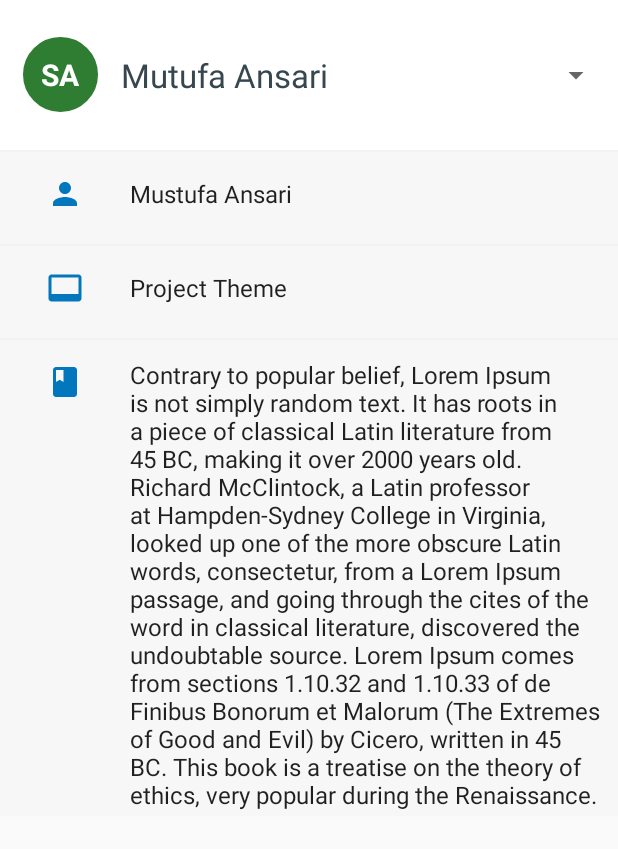
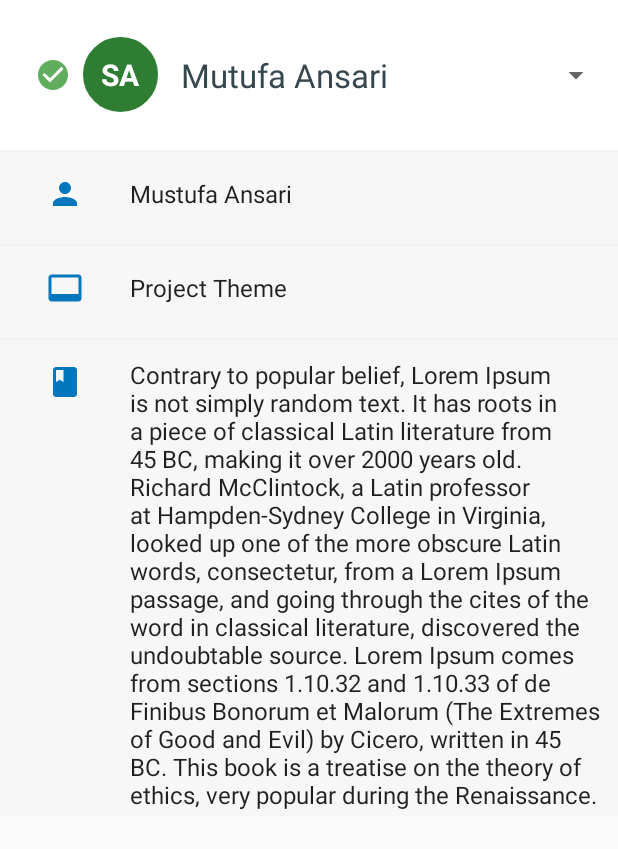
Before and after one commit to shznaqvi/ResearchDayScoringApp, an Android app: the layout list_item.xml on its own in the app's theme, with its tools: preview values and no code run, on a phone screen of 412 x 824 dp. Shown: the top 849 px of the screen. Run offline under Robolectric (Android 15) with nearby library versions, the phone set to English and light mode, and no system bars.

Commit message:
some changes

```diff
--- a/app/src/main/AndroidManifest.xml
+++ b/app/src/main/AndroidManifest.xml
@@ -13,7 +13,7 @@
         android:roundIcon="@mipmap/ic_launcher_round"
         android:supportsRtl="true"
         android:theme="@style/AppTheme">
-        <activity android:name=".ui.AllPresProjectsActivity" />
+        <activity android:name=".ui.AllProjectsActivity" />
         <activity
             android:name=".ui.SplashScreenActivity"
             android:theme="@style/AppTheme1">
@@ -28,7 +28,7 @@
             android:theme="@style/AppTheme1" />
         <activity android:name=".SyncActivity" />
         <activity
-            android:name=".ui.OralPresentationScoring"
+            android:name=".ui.ScoringActivity"
             android:label="@string/title_activity_oral_presentation_scoring"
             android:parentActivityName=".ui.ResearchActivity">
             <meta-data
--- /dev/null
+++ b/app/src/main/res/drawable/ic_check.xml
@@ -0,0 +1,9 @@
+<vector xmlns:android="http://schemas.android.com/apk/res/android"
+    android:width="24dp"
+    android:height="24dp"
+    android:viewportWidth="24.0"
+    android:viewportHeight="24.0">
+    <path
+        android:fillColor="#FF000000"
+        android:pathData="M12,2C6.48,2 2,6.48 2,12s4.48,10 10,10 10,-4.48 10,-10S17.52,2 12,2zM10,17l-5,-5 1.41,-1.41L10,14.17l7.59,-7.59L19,8l-9,9z" />
+</vector>
--- a/app/src/main/res/layout/content_oral_presentation_scoring.xml
+++ b/app/src/main/res/layout/content_oral_presentation_scoring.xml
@@ -5,7 +5,7 @@
     android:layout_width="match_parent"
     android:layout_height="match_parent"
     app:layout_behavior="@string/appbar_scrolling_view_behavior"
-    tools:context=".ui.OralPresentationScoring"
+    tools:context=".ui.ScoringActivity"
     tools:showIn="@layout/activity_oral_presentation_scoring">
 
 </android.support.constraint.ConstraintLayout>
--- a/app/src/main/res/layout/list_item.xml
+++ b/app/src/main/res/layout/list_item.xml
@@ -22,6 +22,14 @@
             <View
                 android:layout_width="15dp"
                 android:layout_height="wrap_content" />
+
+            <ImageButton
+                android:id="@+id/checkMark"
+                android:layout_width="40dp"
+                android:layout_height="40dp"
+                android:background="?attr/selectableItemBackgroundBorderless"
+                android:src="@drawable/ic_check"
+                android:tint="@color/colorAccent" />
 
             <RelativeLayout
                 android:id="@+id/titlebg"
@@ -116,6 +124,7 @@
 
 
             </LinearLayout>
+
             <View
                 android:layout_width="match_parent"
                 android:layout_height="1dp"
@@ -151,6 +160,7 @@
 
 
             </LinearLayout>
+
             <View
                 android:layout_width="match_parent"
                 android:layout_height="1dp"
@@ -177,9 +187,9 @@
                     android:layout_height="wrap_content"
                     android:layout_gravity="center_vertical"
                     android:layout_marginStart="15dp"
+                    android:layout_marginTop="10dp"
                     android:layout_marginEnd="10dp"
                     android:layout_marginBottom="5dp"
-                    android:layout_marginTop="10dp"
                     android:layout_weight="1"
                     android:gravity="center_vertical"
                     android:text="@string/lorem"
```
Also changed, not shown: app/src/main/java/edu/aku/hassannaqvi/researchdayscoring/SyncActivity.java (+7 -2 lines), app/src/main/java/edu/aku/hassannaqvi/researchdayscoring/adapter/AllProjectListAdapter.java (+16 -1 lines), app/src/main/java/edu/aku/hassannaqvi/researchdayscoring/contracts/FinalScoreContract.java (+16 -12 lines), app/src/main/java/edu/aku/hassannaqvi/researchdayscoring/core/DatabaseHelper.java (+42 -10 lines), app/src/main/java/edu/aku/hassannaqvi/researchdayscoring/ui/AllProjectsActivity.java (renamed from app/src/main/java/edu/aku/hassannaqvi/researchdayscoring/ui/AllPresProjectsActivity.java, +16 -4 lines), app/src/main/java/edu/aku/hassannaqvi/researchdayscoring/ui/ResearchActivity.java (+6 -7 lines), app/src/main/java/edu/aku/hassannaqvi/researchdayscoring/ui/ScoringActivity.java (renamed from app/src/main/java/edu/aku/hassannaqvi/researchdayscoring/ui/OralPresentationScoring.java, +5 -5 lines), app/src/main/res/layout/activity_oral_presentation_scoring.xml (+10 -10 lines), app/src/main/res/menu/activity_research_drawer.xml (+4 -4 lines).
